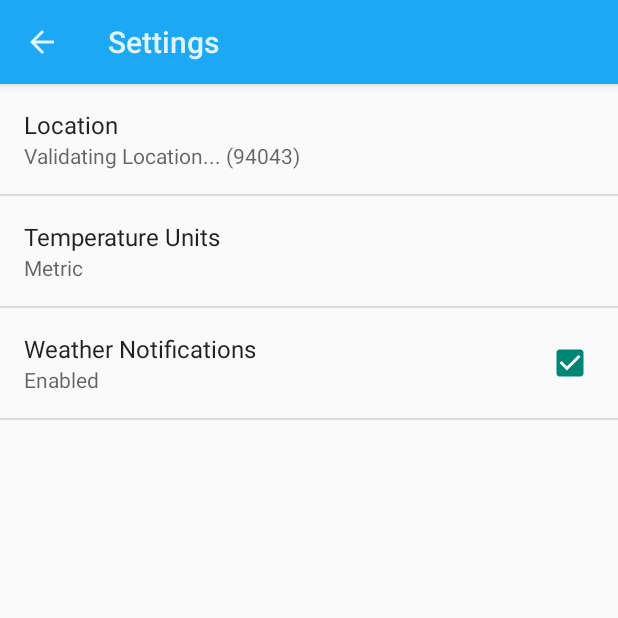
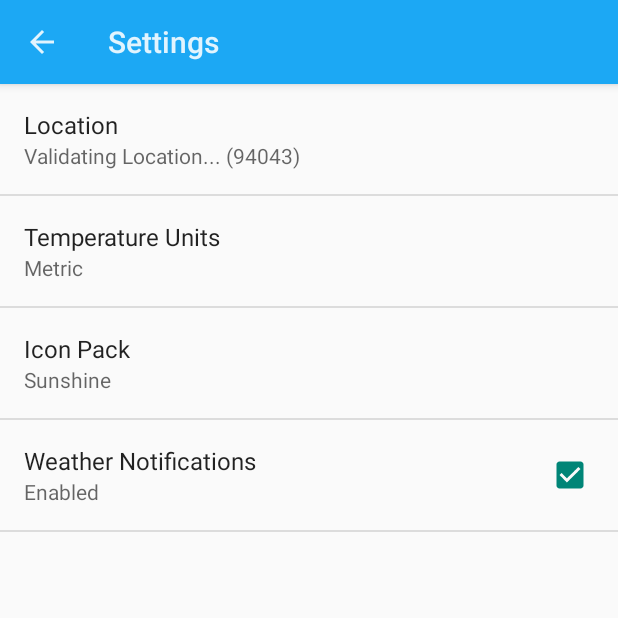
Before and after one commit to dalmia/Sunshine-Advanced, an Android app: the SettingsActivity screen opened directly, with no data from a screen before it, on a phone screen of 412 x 824 dp, the top half of it. Run offline under Robolectric (Android 15) with nearby library versions, the phone set to English and light mode, and no system bars.

Commit message:
Icon packs added for the user to choose from the SettingsActivity

```diff
--- a/app/src/main/java/com/example/android/sunshine/app/SettingsActivity.java
+++ b/app/src/main/java/com/example/android/sunshine/app/SettingsActivity.java
@@ -30,14 +30,14 @@ import com.example.android.sunshine.app.sync.SunshineSyncAdapter;
 
 /**
  * A {@link PreferenceActivity} that presents a set of application settings.
- * <p>
+ * <p/>
  * See <a href="http://developer.android.com/design/patterns/settings.html">
  * Android Design: Settings</a> for design guidelines and the <a
  * href="http://developer.android.com/guide/topics/ui/settings.html">Settings
  * API Guide</a> for more information on developing a Settings UI.
  */
 public class SettingsActivity extends PreferenceActivity
-        implements Preference.OnPreferenceChangeListener, SharedPreferences.OnSharedPreferenceChangeListener{
+        implements Preference.OnPreferenceChangeListener, SharedPreferences.OnSharedPreferenceChangeListener {
 
     @Override
     public void onCreate(Bundle savedInstanceState) {
@@ -49,6 +49,7 @@ public class SettingsActivity extends PreferenceActivity
         // updated when the preference changes.
         bindPreferenceSummaryToValue(findPreference(getString(R.string.pref_location_key)));
         bindPreferenceSummaryToValue(findPreference(getString(R.string.pref_units_key)));
+        bindPreferenceSummaryToValue(findPreference(getString(R.string.pref_art_pack_key)));
     }
 
     @Override
@@ -112,7 +113,7 @@ public class SettingsActivity extends PreferenceActivity
                     // is valid
                     preference.setSummary(stringValue);
             }
-        } else {
+        }  else {
             // For other preferences, set the summary to the value's simple string representation.
             preference.setSummary(stringValue);
             Utility.setLocationStatus(getApplicationContext(), SunshineSyncAdapter.LOCATION_STATUS_UNKNOWN);
@@ -128,16 +129,19 @@ public class SettingsActivity extends PreferenceActivity
 
     @Override
     public void onSharedPreferenceChanged(SharedPreferences sharedPreferences, String key) {
-        if ( key.equals(getString(R.string.pref_location_key)) ) {
+        if (key.equals(getString(R.string.pref_location_key))) {
             Utility.resetLocationStatus(this);
             SunshineSyncAdapter.syncImmediately(this);
-        } else if ( key.equals(getString(R.string.pref_units_key)) ) {
+        } else if (key.equals(getString(R.string.pref_units_key))) {
             // Units have changed. Updates lists of weather entries accordingly
             getContentResolver().notifyChange(WeatherContract.WeatherEntry.CONTENT_URI, null);
-        } else if ( key.equals(getString(R.string.pref_location_status_key)) ) {
+        } else if (key.equals(getString(R.string.pref_location_status_key))) {
             // Our location status has changed.  Updates the summary accordingly
             Preference locationPreference = findPreference(getString(R.string.pref_location_key));
             bindPreferenceSummaryToValue(locationPreference);
+        }else if (key.equals(getString(R.string.pref_art_pack_key))) {
+            // art pack changed. update lists of weather entries accordingly
+            getContentResolver().notifyChange(WeatherContract.WeatherEntry.CONTENT_URI, null);
         }
     }
 }
--- a/app/src/main/res/values/arrays.xml
+++ b/app/src/main/res/values/arrays.xml
@@ -10,4 +10,17 @@
         <item>@string/pref_units_metric</item>
         <item>@string/pref_units_imperial</item>
     </string-array>
+
+    <!-- Names of the art packs -->
+    <string-array name="pref_art_pack_options">
+        <item>@string/pref_art_pack_label_sunshine</item>
+        <item>@string/pref_art_pack_label_cute_dogs</item>
+    </string-array>
+
+    <!-- Format for retrieving art from an external source -->
+    <string-array name="pref_art_pack_values">
+        <item>@string/pref_art_pack_sunshine</item>
+        <item>@string/pref_art_pack_cute_dogs</item>
+    </string-array>
+
 </resources>
--- a/app/src/main/res/values/strings.xml
+++ b/app/src/main/res/values/strings.xml
@@ -65,6 +65,23 @@
     <!-- Value in SharedPreferences for imperial temperature unit option [CHAR LIMIT=NONE] -->
     <string name="pref_units_imperial" translatable="false">imperial</string>
 
+    <!-- Label for the art pack preference [CHAR LIMIT=30] -->
+    <string name="pref_art_pack_label">Icon Pack</string>
+
+    <!-- Label for Sunshine option in art pack preference [CHAR LIMIT=25] -->
+    <string name="pref_art_pack_label_sunshine">Sunshine</string>
+
+    <!-- Label for cute dogs option in art pack preference [CHAR LIMIT=25] -->
+    <string name="pref_art_pack_label_cute_dogs">Cute dogs</string>
+
+    <!-- Key name for art pack unit preference in SharedPreferences [CHAR LIMIT=NONE] -->
+    <string name="pref_art_pack_key" translatable="false">art_pack</string>
+
+    <!-- Value in SharedPreferences for Sunshine art pack option [CHAR LIMIT=NONE] -->
+    <string name="pref_art_pack_sunshine" translatable="false">https://raw.githubusercontent.com/udacity/Sunshine-Version-2/sunshine_master/app/src/main/res/drawable-xxhdpi/art_%s.png</string>
+
+    <!-- Value in SharedPreferences for cute dogs art pack  option [CHAR LIMIT=NONE] -->
+    <string name="pref_art_pack_cute_dogs" translatable="false">https://raw.githubusercontent.com/udacity/Sunshine-Version-2/sunshine_master/app/src/main/res/drawable-mdpi/art_%s.png</string>
 
     <!-- Language-specific constants -->
     <string name="today">Today</string>
--- a/app/src/main/res/xml/pref_general.xml
+++ b/app/src/main/res/xml/pref_general.xml
@@ -19,6 +19,13 @@
         android:entryValues="@array/pref_units_values"
         android:entries="@array/pref_units_options" />
 
+    <ListPreference
+        android:title="@string/pref_art_pack_label"
+        android:key="@string/pref_art_pack_key"
+        android:defaultValue="@string/pref_art_pack_sunshine"
+        android:entryValues="@array/pref_art_pack_values"
+        android:entries="@array/pref_art_pack_options" />
+
     <CheckBoxPreference
         android:title="@string/pref_enable_notifications_label"
         android:key="@string/pref_enable_notifications_key"
```
Also changed, not shown: app/src/main/java/com/example/android/sunshine/app/Utility.java (+44 -30 lines).
